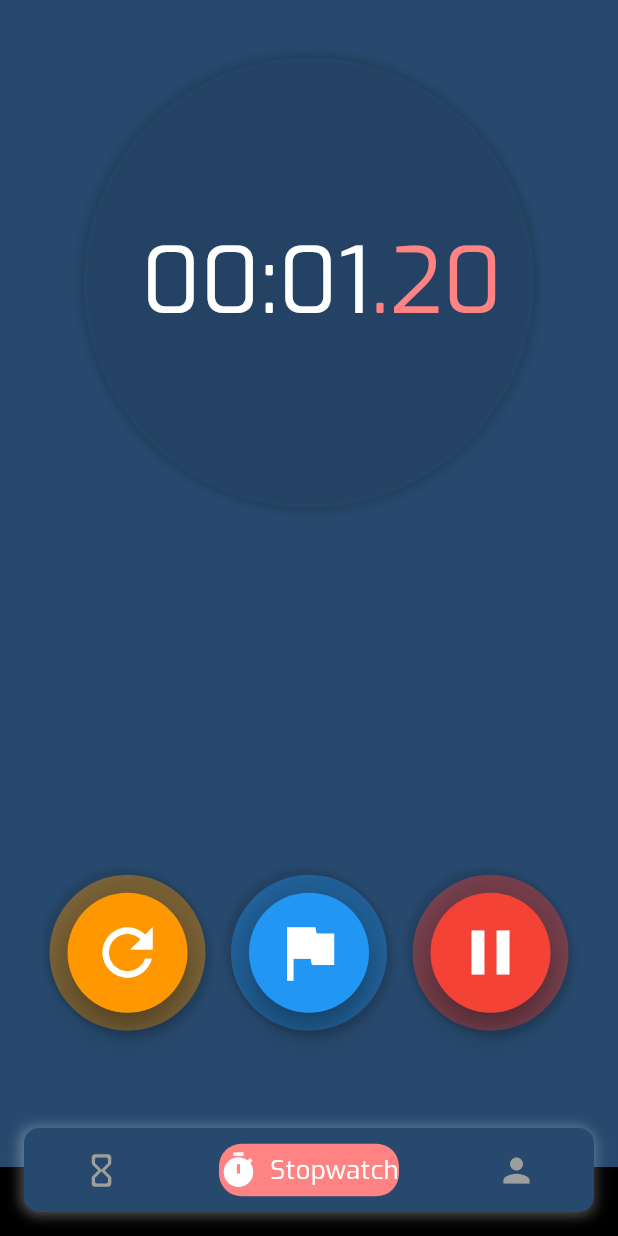
After one commit to rahulkumardev24/smartTimer---Advanced-Timer-Alarm-App, a Flutter app: the screen it shows after launch, item 2 of the bottom bar chosen, after a tap on the "play arrow" icon, on a phone screen of 412 x 824 dp. The commit adds this screen. Run offline on Flutter 3.47's test engine with Material 3 defaults, Android fonts, the phone set to English and light mode, and no system bars; drawn by our look-alikes of persistent_bottom_nav_bar; our stand-ins replace just_audio.

Commit message:
stopwatch implement

```diff
--- a/lib/main.dart
+++ b/lib/main.dart
@@ -1,6 +1,8 @@
 import 'package:flutter/material.dart';
 import 'package:provider/provider.dart';
+import 'package:smarttimer/providers/stopwatch_provider.dart';
 import 'package:smarttimer/providers/timer_provider.dart';
+import 'package:smarttimer/screens/dashboard_screen.dart';
 import 'screens/timer_screen.dart';
 
 void main() {
@@ -13,8 +15,11 @@ class MyApp extends StatelessWidget {
   // This widget is the root of your application.
   @override
   Widget build(BuildContext context) {
-    return ChangeNotifierProvider(
-      create: (context) => TimerProvider(),
+    return MultiProvider(
+      providers: [
+        ChangeNotifierProvider(create: (context) => TimerProvider()),
+        ChangeNotifierProvider(create: (context) => StopwatchProvider()),
+      ],
       child: MaterialApp(
         debugShowCheckedModeBanner: false,
         title: 'Smart Timer',
@@ -22,7 +27,7 @@ class MyApp extends StatelessWidget {
           colorScheme: ColorScheme.fromSeed(seedColor: Colors.deepPurple),
           useMaterial3: true,
         ),
-        home: const TimerScreen(),
+        home: const DashboardScreen(),
       ),
     );
   }
--- /dev/null
+++ b/lib/providers/stopwatch_provider.dart
@@ -0,0 +1,73 @@
+import 'package:flutter/material.dart';
+import 'dart:async';
+
+class StopwatchProvider extends ChangeNotifier {
+  int _milliseconds = 0;
+  bool _isRunning = false;
+  Timer? _timer;
+  List<String> _laps = [];
+
+  /// Getters
+  int get milliseconds => _milliseconds;
+  bool get isRunning => _isRunning;
+  List<String> get laps => _laps;
+
+  void start() {
+    if (!_isRunning) {
+      _isRunning = true;
+      _timer = Timer.periodic(const Duration(milliseconds: 10), _onTick);
+      notifyListeners();
+    }
+  }
+
+  void _onTick(Timer timer) {
+    _milliseconds += 10;
+    notifyListeners();
+  }
+
+  void pause() {
+    _isRunning = false;
+    _timer?.cancel();
+    notifyListeners();
+  }
+
+  void reset() {
+    _isRunning = false;
+    _milliseconds = 0;
+    _timer?.cancel();
+    _laps.clear();
+    notifyListeners();
+  }
+
+  void lap() {
+    _laps.insert(0, formatTime(_milliseconds));
+    notifyListeners();
+  }
+
+  String formatMainTime(int milliseconds) {
+    int hundreds = (milliseconds / 10).truncate();
+    int seconds = (hundreds / 100).truncate();
+    int minutes = (seconds / 60).truncate();
+    int hours = (minutes / 60).truncate();
+
+    // String hoursStr = (hours % 60).toString().padLeft(2, '0');
+    String minutesStr = (minutes % 60).toString().padLeft(2, '0');
+    String secondsStr = (seconds % 60).toString().padLeft(2, '0');
+    return '$minutesStr:$secondsStr';
+  }
+
+  String formatHundredths(int milliseconds) {
+    int hundreds = (milliseconds / 10).truncate();
+    return (hundreds % 100).toString().padLeft(2, '0');
+  }
+
+  String formatTime(int milliseconds) {
+    return '${formatMainTime(milliseconds)}.${formatHundredths(milliseconds)}';
+  }
+
+  @override
+  void dispose() {
+    _timer?.cancel();
+    super.dispose();
+  }
+}
--- a/lib/providers/timer_provider.dart
+++ b/lib/providers/timer_provider.dart
@@ -12,7 +12,7 @@ class TimerProvider extends ChangeNotifier {
   bool _isCompleted = false;
   bool _isPaused = false;
 
-  // Getters
+  /// Getters
   int get hours => _hours;
   int get minutes => _minutes;
   int get seconds => _seconds;
@@ -81,6 +81,9 @@ class TimerProvider extends ChangeNotifier {
     _isPaused = false;
     _isCompleted = false;
     _remainingSeconds = 0;
+    _hours = 0;
+    _minutes = 0;
+    _seconds = 0;
     notifyListeners();
   }
 
@@ -92,13 +95,12 @@ class TimerProvider extends ChangeNotifier {
     _remainingSeconds = (_hours * 3600) + (_minutes * 60) + _seconds;
     // Start the timer again
     _isRunning = true;
+    _runTimer();
     notifyListeners();
-    _runTimer();
   }
 
   void _runTimer() {
     if (!_isRunning) return;
-
     Future.delayed(const Duration(seconds: 1), () {
       if (_remainingSeconds > 0 && _isRunning) {
         _remainingSeconds--;
@@ -114,6 +116,7 @@ class TimerProvider extends ChangeNotifier {
     });
   }
 
+  /// complete audio play
   Future<void> _playCompletionSound() async {
     try {
       String audioPath = "lib/assets/sounds/bell.mp3";
--- a/lib/screens/dashboard_screen.dart
+++ b/lib/screens/dashboard_screen.dart
@@ -1,5 +1,6 @@
 import 'package:flutter/material.dart';
 import 'package:persistent_bottom_nav_bar/persistent_bottom_nav_bar.dart';
+import 'package:smarttimer/screens/stopwatch_screen.dart';
 import 'package:smarttimer/screens/timer_screen.dart';
 import 'package:smarttimer/utils/custom_text_style.dart';
 
@@ -24,15 +25,16 @@ class _DashboardScreenState extends State<DashboardScreen> {
   List<Widget> screens() {
     return [
       TimerScreen(),
-      const Center(child: Text("Search Screen")),
+      StopwatchScreen(),
       const Center(child: Text("Profile Screen")),
     ];
   }
 
   List<PersistentBottomNavBarItem> _navBarsItems() {
     return [
+      /// timer
       PersistentBottomNavBarItem(
-        icon: const Icon(Icons.timer),
+        icon: const Icon(Icons.hourglass_empty_rounded),
         title: "Timer",
         textStyle: myTextStyle18(fontWeight: FontWeight.bold),
         inactiveColorPrimary: Colors.grey,
@@ -40,16 +42,19 @@ class _DashboardScreenState extends State<DashboardScreen> {
         activeColorSecondary: Colors.white,
       ),
       PersistentBottomNavBarItem(
-        icon: const Icon(Icons.search),
-        title: "Search",
+        icon: const Icon(Icons.timer),
+        title: "Stopwatch",
         textStyle: myTextStyle18(),
         inactiveColorPrimary: Colors.grey,
+        activeColorPrimary: AppColors.primary,
+        activeColorSecondary: Colors.white,
       ),
       PersistentBottomNavBarItem(
         icon: const Icon(Icons.person),
         title: "Profile",
         textStyle: myTextStyle18(),
-        activeColorPrimary: Colors.orange,
+        activeColorPrimary: AppColors.primary,
+        activeColorSecondary: Colors.white,
         inactiveColorPrimary: Colors.grey,
       ),
     ];
--- /dev/null
+++ b/lib/screens/stopwatch_screen.dart
@@ -0,0 +1,169 @@
+import 'package:flutter/material.dart';
+import 'package:provider/provider.dart';
+import 'package:smarttimer/providers/stopwatch_provider.dart';
+import 'package:smarttimer/utils/custom_text_style.dart';
+import 'package:smarttimer/widgets/circular_button.dart';
+import '../constants/colors.dart';
+
+class StopwatchScreen extends StatelessWidget {
+  const StopwatchScreen({super.key});
+
+  @override
+  Widget build(BuildContext context) {
+    final mqData = MediaQuery.of(context).size ;
+    return Scaffold(
+      backgroundColor: AppColors.background,
+      body: Consumer<StopwatchProvider>(
+        builder: (context, stopwatchProvider, child) {
+          return Padding(
+            padding: const EdgeInsets.all(16.0),
+            child: Column(
+              mainAxisAlignment: MainAxisAlignment.spaceEvenly,
+              children: [
+                /// Stopwatch Display
+                Container(
+                  decoration: BoxDecoration(
+                    color: AppColors.background.withAlpha(160),
+                    shape: BoxShape.circle,
+                    boxShadow: const [
+                      BoxShadow(
+                        color: Colors.black12,
+                        blurRadius: 5,
+                        spreadRadius: 1,
+                        offset: Offset(2, 2),
+                      ),
+                      BoxShadow(
+                        color: Colors.black12,
+                        blurRadius: 5,
+                        spreadRadius: 1,
+                        offset: Offset(-2, -2),
+                      ),
+                    ],
+                  ),
+                  child: SizedBox(
+                    width: mqData.width*0.8,
+                    height: 300,
+                    child: Center(
+                      child: Row(
+                        mainAxisAlignment: MainAxisAlignment.center,
+                        crossAxisAlignment: CrossAxisAlignment.baseline,
+                        textBaseline: TextBaseline.alphabetic,
+                        children: [
+                          /// Main time (MM:SS)
+                          Container(
+                            width: mqData.width * 0.5,
+                            alignment: Alignment.centerRight,
+                            child: Text(
+                              stopwatchProvider.formatMainTime(
+                                  stopwatchProvider.milliseconds),
+                              style: myTextStyle72(fontSize: 60),
+                              textAlign: TextAlign.right,
+                            ),
+                          ),
+                          // Hundredths (.CC)
+                          SizedBox(
+                            width: mqData.width * 0.3,
+                            child: Text(
+                              '.${stopwatchProvider.formatHundredths(
+                                  stopwatchProvider.milliseconds)}',
+                              style: myTextStyle72(fontColor: AppColors.primary , fontSize: 60),
+                              textAlign: TextAlign.left,
+                            ),
+                          ),
+                        ],
+                      ),
+                    ),
+                  ),
+                ),
+
+                /// Lap Times
+             stopwatchProvider.laps.isNotEmpty ? Container(
+                  height: mqData.height * 0.2,
+                  decoration: BoxDecoration(
+                    color: Colors.black26,
+                    borderRadius: BorderRadius.circular(20),
+                  ),
+                  child: ListView.builder(
+                    padding: const EdgeInsets.all(8),
+                    itemCount: stopwatchProvider.laps.length,
+                    itemBuilder: (context, index) {
+                      return Container(
+                        margin: const EdgeInsets.symmetric(
+                            vertical: 4, horizontal: 8),
+                        padding: const EdgeInsets.all(16),
+                        decoration: BoxDecoration(
+                          color: Colors.black12,
+                          borderRadius: BorderRadius.circular(10),
+                        ),
+                        child: Row(
+                          mainAxisAlignment: MainAxisAlignment.spaceBetween,
+                          children: [
+                            Text(
+                              'Lap ${stopwatchProvider.laps.length - index}',
+                              style: myTextStyle15(fontColor: Colors.white70),
+                            ),
+                            Text(
+                              stopwatchProvider.laps[index],
+                              style: myTextStyle15(fontColor: Colors.white),
+                            ),
+                          ],
+                        ),
+                      );
+                    },
+                  ),
+                ) : SizedBox(height: 200,),
+
+                /// ----  Control Buttons ---- ///
+                Row(
+                  mainAxisAlignment: MainAxisAlignment.spaceEvenly,
+                  children: [
+                    // Reset Button
+                    if (stopwatchProvider.milliseconds > 0)
+                      CircularButton(
+                        buttonHeight: 80,
+                        buttonWidth: 80,
+                        onPressed: stopwatchProvider.reset,
+                        icon: Icons.refresh,
+                        iconColor: Colors.white,
+                        iconSize: 50,
+                        buttonColor: Colors.orange,
+                      ),
+                  if(stopwatchProvider.isRunning)
+                    /// Lap Button
+                    CircularButton(
+                      buttonHeight: 80,
+                      buttonWidth: 80,
+                      onPressed: stopwatchProvider.lap,
+                      icon: Icons.flag,
+                      iconColor: Colors.white,
+                      iconSize: 50,
+                      buttonColor: Colors.blue,
+                    ),
+
+                    // Start/Pause Button
+
+                    CircularButton(
+                      buttonHeight: 80,
+                      buttonWidth: 80,
+                      onPressed: stopwatchProvider.isRunning
+                          ? stopwatchProvider.pause
+                          : stopwatchProvider.start,
+                      icon: stopwatchProvider.isRunning
+                          ? Icons.pause
+                          : Icons.play_arrow,
+                      iconColor: Colors.white,
+                      iconSize: 50,
+                      buttonColor:
+                      stopwatchProvider.isRunning ? Colors.red : Colors.green,
+                    ),
+                  ],
+                ),
+                SizedBox(height: 30,)
+              ],
+            ),
+          );
+        },
+      ),
+    );
+  }
+}
--- a/lib/utils/custom_text_style.dart
+++ b/lib/utils/custom_text_style.dart
@@ -115,10 +115,11 @@ TextStyle myTextStyle48({
 TextStyle myTextStyle72({
   FontWeight fontWeight  = FontWeight.normal ,
   Color fontColor = Colors.white ,
-  String fontFamily = "primary"
+  String fontFamily = "primary" ,
+  double fontSize = 72
 }){
   return TextStyle(
-      fontSize: 72 ,
+      fontSize: fontSize ,
       fontWeight: fontWeight ,
       fontFamily: fontFamily ,
       color: fontColor
```
